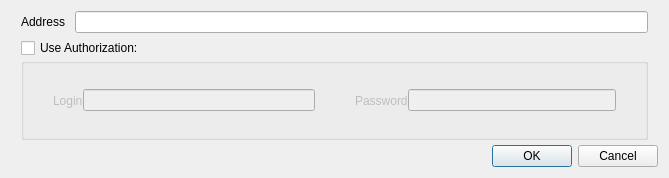
Above: newdldialog.ui from trunghieu2570/QDownloadManager before the change. Below: the same form after it.
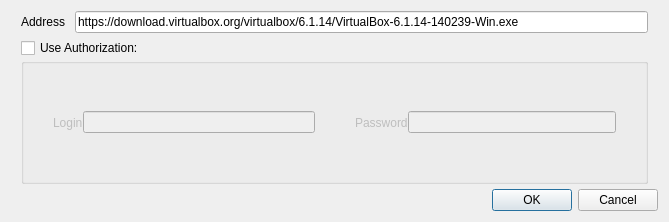
That is the form after the change.

Diff of the .ui file:
```diff
--- a/newdldialog.ui
+++ b/newdldialog.ui
@@ -7,7 +7,7 @@
     <x>0</x>
     <y>0</y>
     <width>669</width>
-    <height>178</height>
+    <height>222</height>
    </rect>
   </property>
   <property name="windowTitle">
@@ -44,7 +44,11 @@
         </widget>
        </item>
        <item>
-        <widget class="QLineEdit" name="lineEdit"/>
+        <widget class="QLineEdit" name="lineEdit">
+         <property name="text">
+          <string>https://download.virtualbox.org/virtualbox/6.1.14/VirtualBox-6.1.14-140239-Win.exe</string>
+         </property>
+        </widget>
        </item>
       </layout>
      </item>
```
